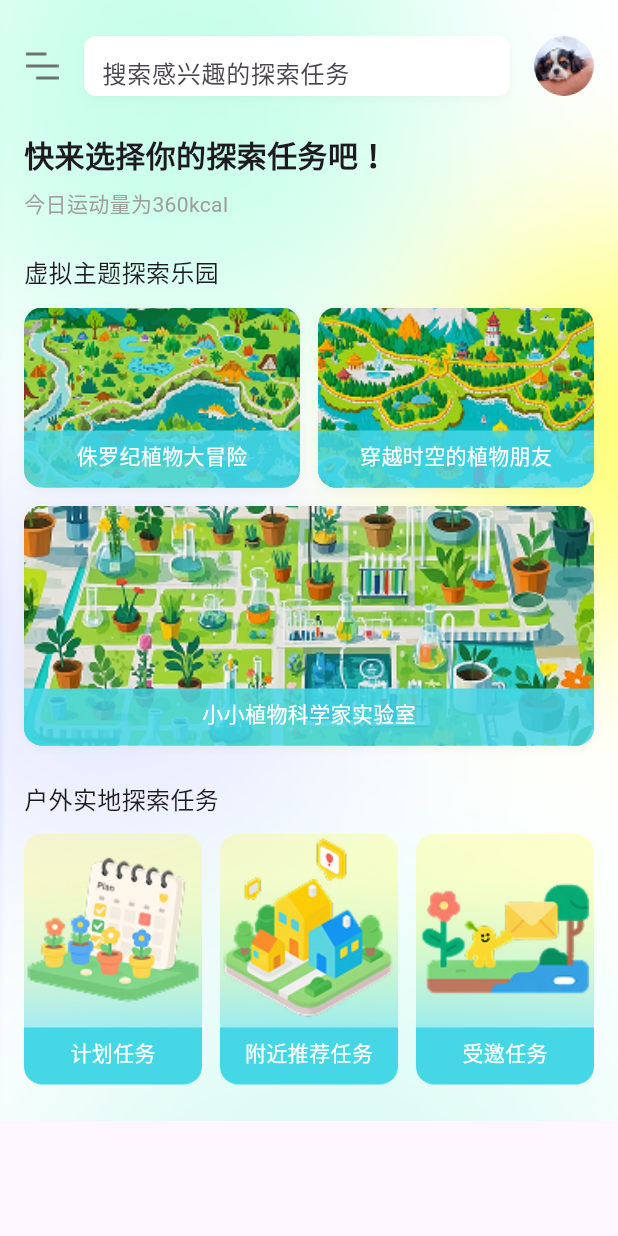
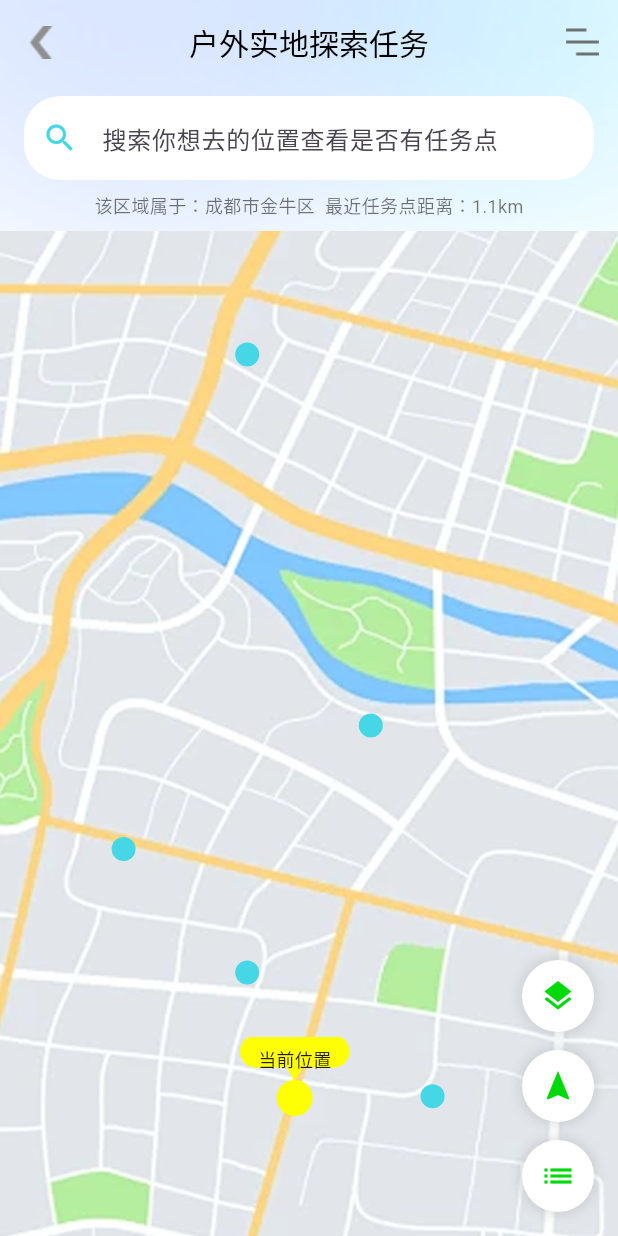
Before and after one commit to wutiannan/plant_ai_app, a Flutter app: the ARExplorePage screen opened directly, after a tap on "附近推荐任务", on a phone screen of 412 x 824 dp. Run offline on Flutter 3.47's test engine with Material 3 defaults, Android fonts, the phone set to English and light mode, and no system bars.

Commit message:
FEAT：地图

```diff
--- a/lib/pages/ar_explore_page.dart
+++ b/lib/pages/ar_explore_page.dart
@@ -1,9 +1,8 @@
 import 'package:flutter/material.dart';
-import 'package:plant_ai_app/pages/ar_task_select_page.dart';
-// import 'package:plant_ai_app/pages/outdoor_explore_page.dart';
+import 'package:plant_ai_app/pages/outdoor_explore_page.dart';
 
 class ARExplorePage extends StatelessWidget {
-  const ARExplorePage({super.key});
+  const ARExplorePage({Key? key}) : super(key: key);
 
   @override
   Widget build(BuildContext context) {
@@ -20,6 +19,7 @@ class ARExplorePage extends StatelessWidget {
           child: Column(
             crossAxisAlignment: CrossAxisAlignment.start,
             children: [
+              SizedBox(height: MediaQuery.of(context).padding.top - 20),
               // 顶部栏
               Row(
                 children: [
@@ -243,10 +243,10 @@ class ARExplorePage extends StatelessWidget {
       onTap: () {
         if (title == '附近推荐任务') {
           // 导航到户外探索页面
-          // Navigator.push(
-          //   context,
-          //   MaterialPageRoute(builder: (context) => const OutdoorExplorePage()),
-          // );
+          Navigator.push(
+            context,
+            MaterialPageRoute(builder: (context) => OutdoorExplorePage()),
+          );
         } else {
           print('点击了$title');
           // 其他卡片的逻辑可以在这里添加
--- /dev/null
+++ b/lib/pages/outdoor_explore_page.dart
@@ -0,0 +1,385 @@
+import 'package:flutter/material.dart';
+
+void main() {
+  runApp(
+    const MaterialApp(
+      home: OutdoorExplorePage(),
+      debugShowCheckedModeBanner: false,
+    ),
+  );
+}
+
+class OutdoorExplorePage extends StatefulWidget {
+  const OutdoorExplorePage({Key? key}) : super(key: key);
+
+  @override
+  _OutdoorExplorePageState createState() => _OutdoorExplorePageState();
+}
+
+class _OutdoorExplorePageState extends State<OutdoorExplorePage> {
+  TaskPoint? selectedTaskPoint;
+  String _areaInfo = '该区域属于：成都市金牛区  最近任务点距离：1.1km';
+
+  @override
+  Widget build(BuildContext context) {
+    return Scaffold(
+      extendBodyBehindAppBar: true,
+      appBar: AppBar(
+        elevation: 0,
+        backgroundColor: Colors.transparent,
+        leading: IconButton(
+          icon: Image.asset(
+            'assets/images/main_icon_back.png',
+            width: 22,
+            height: 22,
+          ),
+          onPressed: () => Navigator.pop(context),
+        ),
+        centerTitle: true,
+        title: const Text(
+          '户外实地探索任务',
+          style: TextStyle(fontSize: 20, color: Colors.black),
+        ),
+        actions: [
+          IconButton(
+            icon: Image.asset(
+              'assets/images/main_icon_menu.png',
+              width: 22,
+              height: 22,
+            ),
+            onPressed: () {},
+          ),
+        ],
+      ),
+      body: Container(
+        decoration: const BoxDecoration(
+          image: DecorationImage(
+            image: AssetImage('assets/images/main_map_bg.png'),
+            fit: BoxFit.cover,
+          ),
+        ),
+        child: Column(
+          children: [
+            SizedBox(height: MediaQuery.of(context).padding.top + 56),
+            Padding(
+              padding: const EdgeInsets.symmetric(horizontal: 16, vertical: 8),
+              child: TextField(
+                decoration: InputDecoration(
+                  hintText: '搜索你想去的位置查看是否有任务点',
+                  prefixIcon: const Icon(
+                    Icons.search,
+                    color: Color(0xFF46D7E7),
+                  ),
+                  filled: true,
+                  fillColor: Colors.white,
+                  border: OutlineInputBorder(
+                    borderRadius: BorderRadius.circular(24),
+                    borderSide: BorderSide.none,
+                  ),
+                ),
+              ),
+            ),
+            Text(
+              _areaInfo,
+              style: const TextStyle(fontSize: 12, color: Colors.black54),
+            ),
+            const SizedBox(height: 8),
+            Expanded(
+              child: Stack(
+                children: [
+                  Image.asset(
+                    'assets/images/map_background.png',
+                    width: double.infinity,
+                    height: double.infinity,
+                    fit: BoxFit.cover,
+                  ),
+                  const Positioned(
+                    left: 160,
+                    bottom: 80,
+                    child: CurrentLocationMarker(),
+                  ),
+                  ..._buildTaskPoints(),
+                  if (selectedTaskPoint != null)
+                    Positioned(
+                      left: 60,
+                      top: 180,
+                      child: TaskInfoCard(
+                        distance: selectedTaskPoint!.distance,
+                        onClose: () {
+                          setState(() {
+                            selectedTaskPoint = null;
+                            _areaInfo = '该区域属于：成都市金牛区  最近任务点距离：1.1km';
+                          });
+                        },
+                      ),
+                    ),
+                  Positioned(
+                    right: 16,
+                    bottom: 16,
+                    child: Column(
+                      children: [
+                        _buildActionButton(Icons.layers, '图层'),
+                        const SizedBox(height: 12),
+                        _buildActionButton(Icons.navigation, '方向'),
+                        const SizedBox(height: 12),
+                        _buildActionButton(Icons.list, '任务列表'),
+                      ],
+                    ),
+                  ),
+                ],
+              ),
+            ),
+          ],
+        ),
+      ),
+    );
+  }
+
+  List<Widget> _buildTaskPoints() {
+    final taskPoints = [
+      TaskPoint(
+        x: 0.4,
+        y: 0.1,
+        distance: '4.2km',
+        areaInfo: '总路程：4.2km  总时长：2.2h  收集植物：9种',
+      ),
+      TaskPoint(
+        x: 0.6,
+        y: 0.4,
+        distance: '3.1km',
+        areaInfo: '总路程：3.1km  总时长：1.8h  收集植物：5种',
+      ),
+      TaskPoint(
+        x: 0.4,
+        y: 0.6,
+        distance: '1.1km',
+        areaInfo: '总路程：1.1km  总时长：0.8h  收集植物：8种',
+      ),
+      TaskPoint(
+        x: 0.7,
+        y: 0.7,
+        distance: '2.1km',
+        areaInfo: '总路程：2.1km  总时长：1.7h  收集植物：6种',
+      ),
+      TaskPoint(
+        x: 0.2,
+        y: 0.5,
+        distance: '1.9km',
+        areaInfo: '总路程：1.9km  总时长：1.0h  收集植物：4种',
+      ),
+    ];
+
+    return taskPoints.map((point) {
+      return Positioned(
+        left: MediaQuery.of(context).size.width * point.x - 8,
+        top: MediaQuery.of(context).size.height * point.y - 8,
+        child: GestureDetector(
+          onTap: () {
+            setState(() {
+              selectedTaskPoint = point;
+              _areaInfo = point.areaInfo;
+            });
+          },
+          child: Container(
+            width: 16,
+            height: 16,
+            decoration: const BoxDecoration(
+              shape: BoxShape.circle,
+              color: Color(0xFF46D7E7),
+            ),
+          ),
+        ),
+      );
+    }).toList();
+  }
+
+  // 右下角按钮颜色改为绿色（核心修改点）
+  Widget _buildActionButton(IconData icon, String tooltip) {
+    return Container(
+      width: 48,
+      height: 48,
+      decoration: BoxDecoration(
+        color: Colors.white,
+        borderRadius: BorderRadius.circular(24),
+        boxShadow: [
+          BoxShadow(
+            color: Colors.grey.withOpacity(0.3),
+            spreadRadius: 2,
+            blurRadius: 6,
+          ),
+        ],
+      ),
+      child: IconButton(
+        icon: Icon(icon, color: const Color(0xFF00D909)),
+        onPressed: () {},
+      ),
+    );
+  }
+}
+
+class TaskPoint {
+  final double x;
+  final double y;
+  final String distance;
+  final String areaInfo;
+
+  TaskPoint({
+    required this.x,
+    required this.y,
+    required this.distance,
+    required this.areaInfo,
+  });
+}
+
+class CurrentLocationMarker extends StatelessWidget {
+  const CurrentLocationMarker({Key? key}) : super(key: key);
+
+  @override
+  Widget build(BuildContext context) {
+    return Column(
+      children: [
+        Container(
+          padding: const EdgeInsets.symmetric(horizontal: 12, vertical: 6),
+          decoration: BoxDecoration(
+            image: DecorationImage(
+              image: AssetImage('assets/images/current_location_bg.png'),
+              fit: BoxFit.cover,
+            ),
+            borderRadius: BorderRadius.circular(8),
+          ),
+          child: const Text(
+            '当前位置',
+            style: TextStyle(
+              fontSize: 12,
+            ),
+          ),
+        ),
+        // const SizedBox(height: 4),
+        Container(
+          width: 24,
+          height: 24,
+          decoration: const BoxDecoration(
+            shape: BoxShape.circle,
+            color: Color(0xFFFEFF04),
+          ),
+        ),
+      ],
+    );
+  }
+}
+
+class TaskInfoCard extends StatelessWidget {
+  final String distance;
+  final VoidCallback onClose;
+
+  const TaskInfoCard({Key? key, required this.distance, required this.onClose})
+    : super(key: key);
+
+  @override
+  Widget build(BuildContext context) {
+    return Container(
+      width: 280,
+      padding: const EdgeInsets.all(16),
+      decoration: BoxDecoration(
+        color: Colors.white,
+        borderRadius: BorderRadius.circular(12),
+        boxShadow: [
+          BoxShadow(
+            color: Colors.grey.withOpacity(0.2),
+            spreadRadius: 4,
+            blurRadius: 12,
+          ),
+        ],
+      ),
+      child: Column(
+        crossAxisAlignment: CrossAxisAlignment.start,
+        children: [
+          Row(
+            children: [
+              SizedBox(
+                width: 200,
+                height: 40,
+                child: ListView(
+                  scrollDirection: Axis.horizontal,
+                  children: [
+                    Padding(
+                      padding: const EdgeInsets.only(right: 8),
+                      child: ClipRRect(
+                        borderRadius: BorderRadius.circular(8),
+                        child: Image.asset(
+                          'assets/images/plant2.png',
+                          width: 40,
+                          height: 40,
+                          fit: BoxFit.cover,
+                        ),
+                      ),
+                    ),
+                    Padding(
+                      padding: const EdgeInsets.only(right: 8),
+                      child: ClipRRect(
+                        borderRadius: BorderRadius.circular(8),
+                        child: Image.asset(
+                          'assets/images/plant1.png',
+                          width: 40,
+                          height: 40,
+                          fit: BoxFit.cover,
+                        ),
+                      ),
+                    ),
+                    Padding(
+                      padding: const EdgeInsets.only(right: 8),
+                      child: ClipRRect(
+                        borderRadius: BorderRadius.circular(8),
+                        child: Image.asset(
+                          'assets/images/plant3.png',
+                          width: 40,
+                          height: 40,
+                          fit: BoxFit.cover,
+                        ),
+                      ),
+                    ),
+                  ],
+                ),
+              ),
+              const Spacer(),
+              IconButton(
+                icon: const Icon(Icons.close, color: Colors.grey),
+                onPressed: onClose,
+              ),
+            ],
+          ),
+          const SizedBox(height: 8),
+          const Text(
+            '这里生长着多种珍稀植物，完成采集任务可丰富你的植物图鉴！',
+            style: TextStyle(fontSize: 14, color: Colors.grey),
+          ),
+          const SizedBox(height: 12),
+          Row(
+            children: [
+              const Icon(Icons.location_on, color: Color(0xFF46D7E7), size: 18),
+              const SizedBox(width: 4),
+              Text(
+                '距离当前位置: $distance',
+                style: const TextStyle(fontSize: 14, color: Colors.grey),
+              ),
+            ],
+          ),
+          const SizedBox(height: 16),
+          SizedBox(
+            width: double.infinity,
+            child: ElevatedButton(
+              onPressed: () {},
+              style: ElevatedButton.styleFrom(
+                backgroundColor: const Color(0xFF46D7E7),
+                shape: RoundedRectangleBorder(
+                  borderRadius: BorderRadius.circular(24),
+                ),
+              ),
+              child: const Text('前往任务点', style: TextStyle(color: Colors.white)),
+            ),
+          ),
+        ],
+      ),
+    );
+  }
+}
```
Also changed, not shown: lib/pages/ar_task_select_page.dart (deleted, +0 -92 lines), pubspec.yaml (+5 -5 lines), assets/images/current_location_bg.png (added), assets/images/main_map_bg.png (added), assets/images/map_background.png (added), assets/images/plant1.png (added), assets/images/plant2.png (added), assets/images/plant3.png (added), pubspec.lock, 5 other files.
